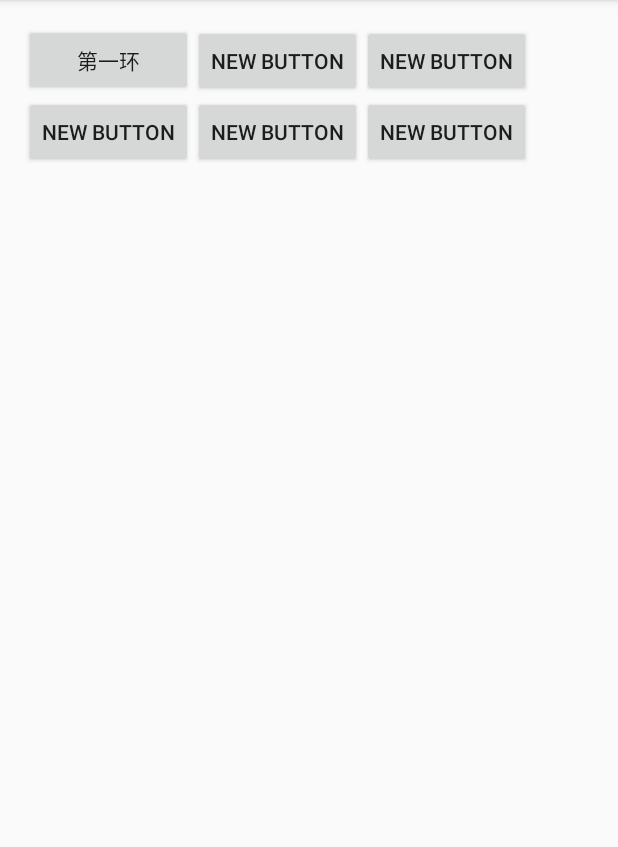
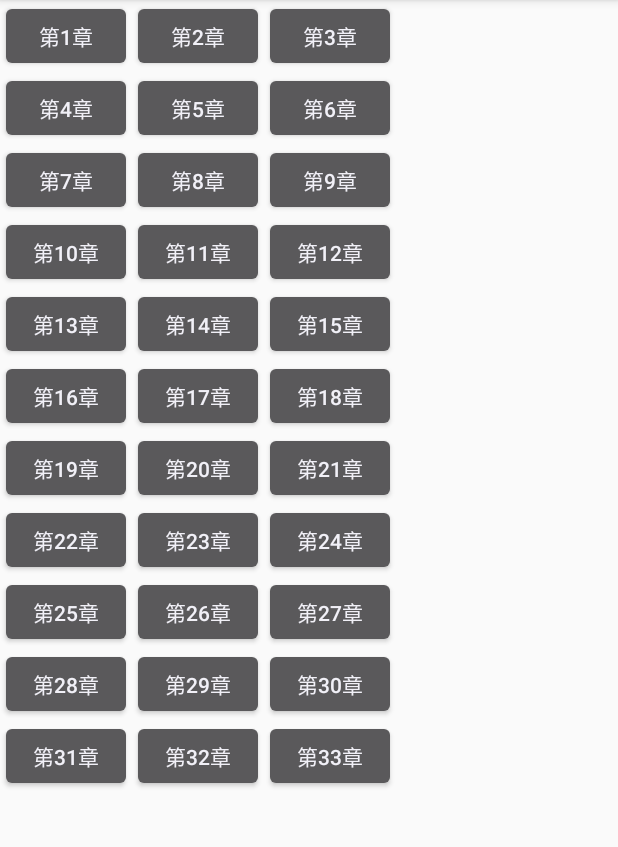
Before and after one commit to boyxiaolong/MuHanMaiSi-Query, an Android app: the screen it shows after launch (TableShow), on a phone screen of 412 x 824 dp, the part 84-931 px from its top. Run offline under Robolectric (Android 15) with nearby library versions, the phone set to English and light mode, and no system bars.

Commit message:
dynamic add textron

```diff
--- a/app/src/main/java/com/example/allen/muhanmaisi_query/TableShow.java
+++ b/app/src/main/java/com/example/allen/muhanmaisi_query/TableShow.java
@@ -4,22 +4,47 @@ import android.content.Intent;
 import android.os.Bundle;
 import android.support.v7.app.AppCompatActivity;
 import android.view.View;
+import android.widget.Button;
+import android.widget.TableLayout;
+import android.widget.TableRow;
 
 public class TableShow extends AppCompatActivity {
     static public final String ChapterID = "ChapterID";
+
     @Override
     protected void onCreate(Bundle savedInstanceState) {
         super.onCreate(savedInstanceState);
-        setContentView(R.layout.activity_table_show);
+        TableLayout tableLayout = new TableLayout(getApplicationContext());
+        TableRow tableRow;
+        Button button;
 
+        for (int i = 0; i < 11; i++) {
+            tableRow = new TableRow(getApplicationContext());
+            for (int j = 0; j < 3; j++) {
+                button = new Button(getApplicationContext());
+                int curid = i * 3 + j + 1;
+                button.setText("第" + curid + "章");
+                button.setPadding(20, 20, 20, 20);
+                button.setId(curid);
+                button.setOnClickListener(new View.OnClickListener() {
+                    @Override
+                    public void onClick(View v) {
+                        Button curBrn = (Button)v;
+                        int id = curBrn.getId();
+
+                        Intent intent = new Intent();
+                        intent.setClass(TableShow.this, ShowContent.class);
+                        Bundle bundle = new Bundle();
+                        bundle.putString(ChapterID, "" + id);
+                        intent.putExtras(bundle);
+                        startActivity(intent);
+                    }
+                });
+                tableRow.addView(button);
+            }
+            tableLayout.addView(tableRow);
+        }
+        setContentView(tableLayout);
     }
 
-    public void onChickFirst(View view){
-        Intent intent = new Intent();
-        intent.setClass(TableShow.this, ShowContent.class);
-        Bundle bundle = new Bundle();
-        bundle.putString(ChapterID, "1");
-        intent.putExtras(bundle);
-        startActivity(intent);
-    }
 }
--- a/app/src/main/res/layout/activity_table_show.xml
+++ b/app/src/main/res/layout/activity_table_show.xml
@@ -5,54 +5,8 @@
     android:paddingRight="@dimen/activity_horizontal_margin"
     android:paddingTop="@dimen/activity_vertical_margin"
     android:paddingBottom="@dimen/activity_vertical_margin"
-    tools:context="com.example.allen.muhanmaisi_query.TableShow">
-
-    <TableRow
-        android:layout_width="match_parent"
-        android:layout_height="match_parent"></TableRow>
-
-    <TableRow
-        android:layout_width="match_parent"
-        android:layout_height="match_parent"></TableRow>
-
-    <TableRow
-        android:layout_width="match_parent"
-        android:layout_height="match_parent"></TableRow>
-
-    <TableRow
-        android:layout_width="match_parent"
-        android:layout_height="match_parent"></TableRow>
-
-    <TableRow
-        android:layout_width="match_parent"
-        android:layout_height="match_parent">
-
-        <Button
-            android:layout_width="wrap_content"
-            android:layout_height="wrap_content"
-            android:text="第一环"
-            android:id="@+id/button1"
-            android:layout_column="5"
-            android:onClick="onChickFirst"/>
-
-        <Button
-            android:layout_width="wrap_content"
-            android:layout_height="wrap_content"
-            android:text="New Button"
-            android:id="@+id/button2"
-            android:layout_column="10" />
-
-        <Button
-            android:layout_width="wrap_content"
-            android:layout_height="wrap_content"
-            android:text="New Button"
-            android:id="@+id/button3"
-            android:layout_column="18" />
-    </TableRow>
-
-    <TableRow
-        android:layout_width="match_parent"
-        android:layout_height="match_parent"></TableRow>
+    tools:context="com.example.allen.muhanmaisi_query.TableShow"
+    android:id="@+id/tableLayout">
 
     <TableRow
         android:layout_width="match_parent"
@@ -60,29 +14,4 @@
 
     </TableRow>
 
-    <TableRow
-        android:layout_width="match_parent"
-        android:layout_height="match_parent">
-
-        <Button
-            android:layout_width="wrap_content"
-            android:layout_height="wrap_content"
-            android:text="New Button"
-            android:id="@+id/button4"
-            android:layout_column="5" />
-
-        <Button
-            android:layout_width="wrap_content"
-            android:layout_height="wrap_content"
-            android:text="New Button"
-            android:id="@+id/button5"
-            android:layout_column="10" />
-
-        <Button
-            android:layout_width="wrap_content"
-            android:layout_height="wrap_content"
-            android:text="New Button"
-            android:id="@+id/button6"
-            android:layout_column="18" />
-    </TableRow>
 </TableLayout>
```
